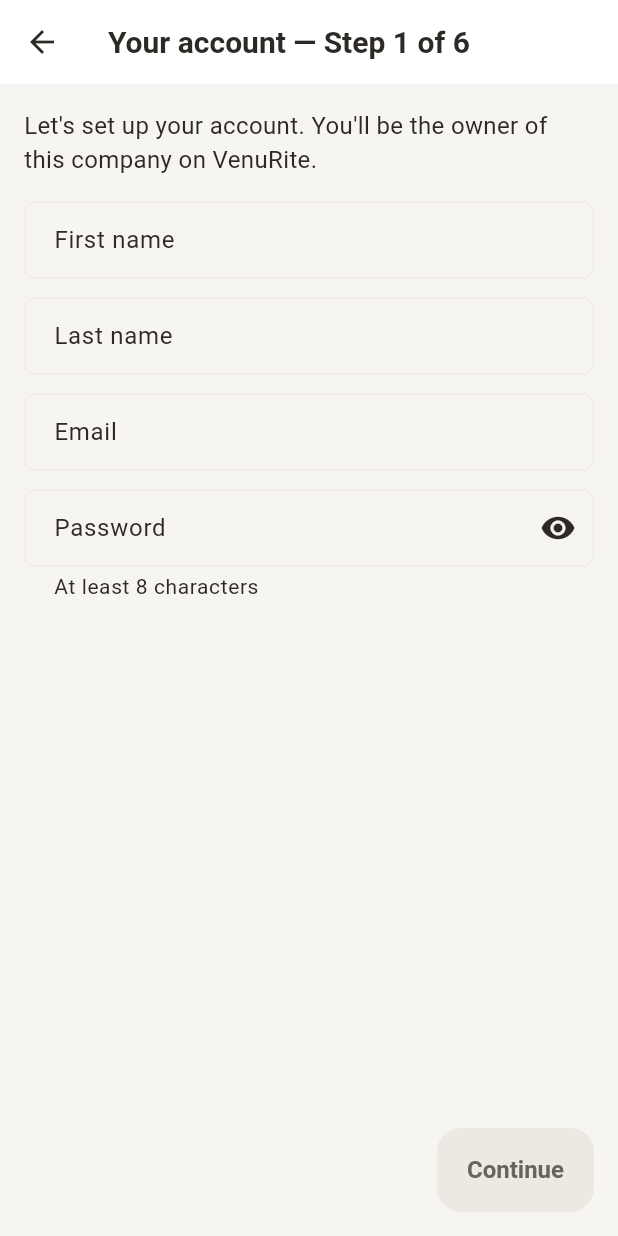
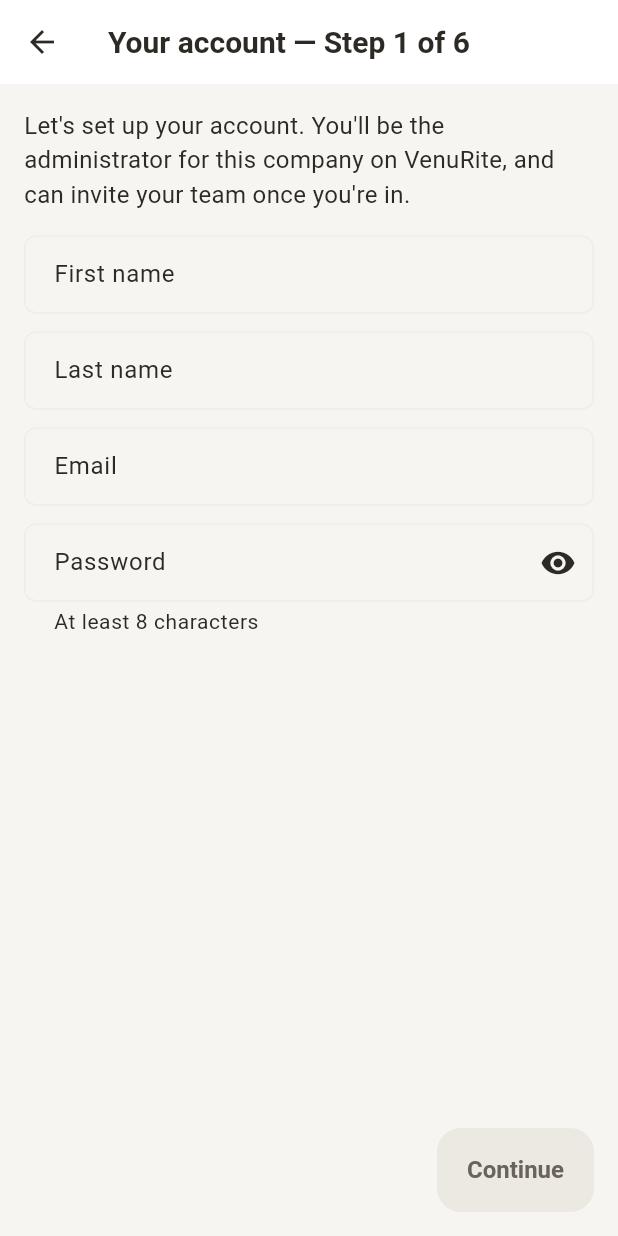
Before and after one commit to therealstevehughes-sudo/tango_sierra, a Flutter app: the CompanyOnboardingWizardScreen screen opened directly, on a phone screen of 412 x 824 dp. Run offline on Flutter 3.47's test engine with Material 3 defaults, Android fonts, the phone set to English and light mode, and no system bars; our stand-ins replace camera, drift, drift_flutter, file_picker, flutter_riverpod, image_picker and 4 more; accounts and stored records are empty; generated files the repository leaves out were written again.

Commit message:
Soften onboarding copy: administrator, not "owner"
The person signing up may be an ops/IT manager acting on the company's
behalf, not the actual owner -- asserting "you'll be the owner" was
presumptuous. Describes them as the account administrator instead; the
underlying data model (organisations.owner_user_id) is unchanged, this
is a wording-only fix.

Co-Authored-By: Claude Sonnet 5 <noreply@anthropic.com>

```diff
--- a/lib/features/onboarding/company_onboarding_wizard_screen.dart
+++ b/lib/features/onboarding/company_onboarding_wizard_screen.dart
@@ -262,8 +262,9 @@ class _CompanyOnboardingWizardScreenState
       crossAxisAlignment: CrossAxisAlignment.stretch,
       children: [
         const Text(
-          "Let's set up your account. You'll be the owner of this "
-          'company on VenuRite.',
+          "Let's set up your account. You'll be the administrator for "
+          'this company on VenuRite, and can invite your team once '
+          "you're in.",
         ),
         const SizedBox(height: 16),
         TextField(
```
